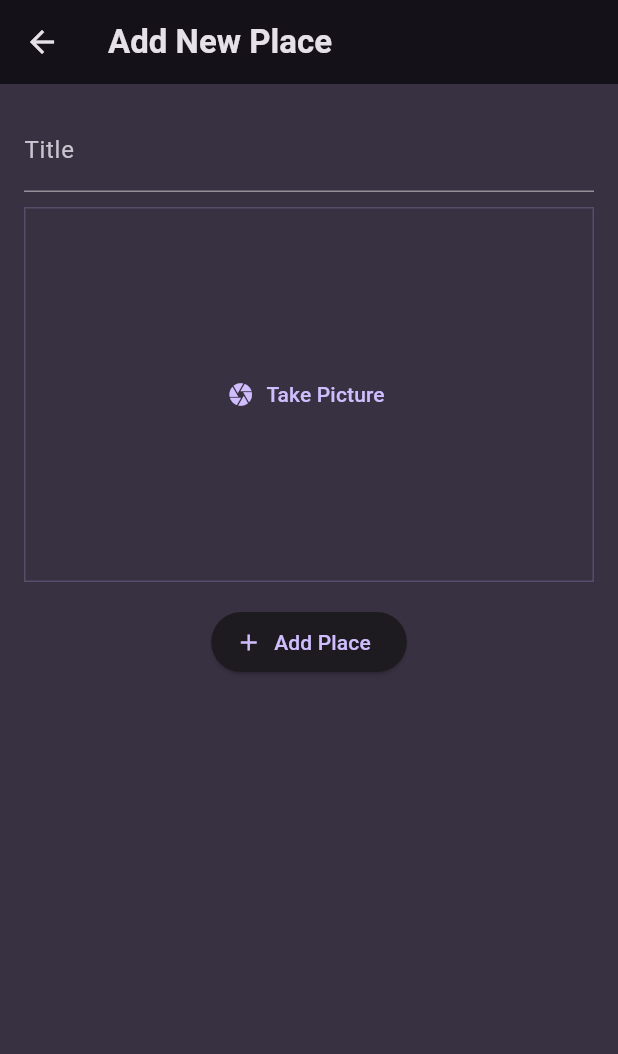
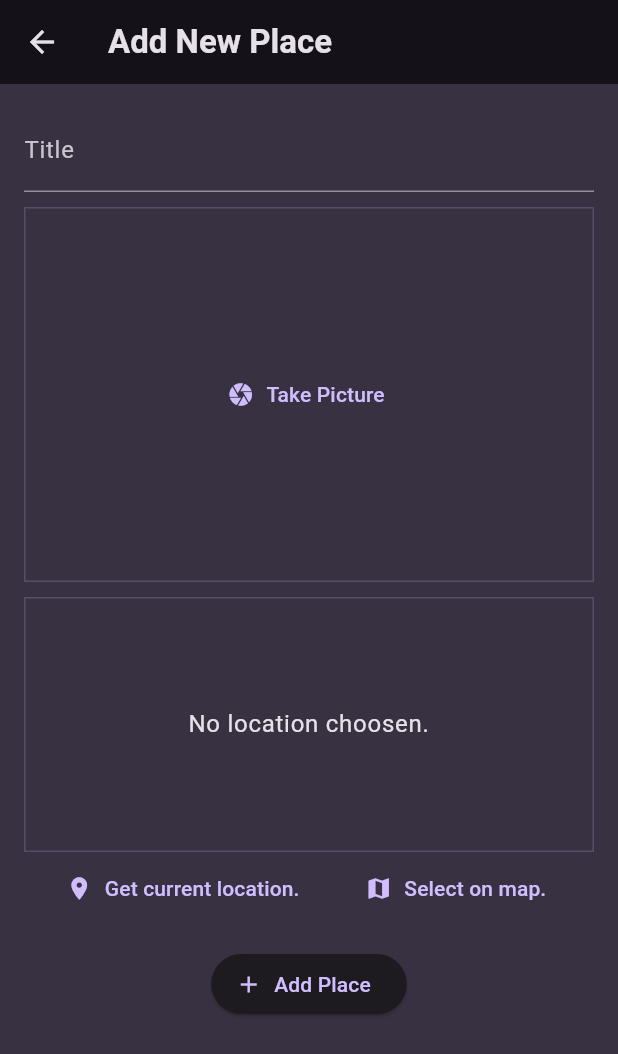
Before and after one commit to vetonmilaimi/flutter_favorite_places, a Flutter app: the AddPlaceScreen screen opened directly, on a phone screen of 412 x 824 dp. Shown: the top 1054 px of the screen. Run offline on Flutter 3.47's test engine with Material 3 defaults, Android fonts, the phone set to English and light mode, and no system bars; our stand-ins replace flutter_riverpod, google_fonts, image_picker, location.

Commit message:
Get current location and display it with google api

```diff
--- a/lib/models/place.dart
+++ b/lib/models/place.dart
@@ -3,13 +3,27 @@ import 'package:uuid/uuid.dart';
 
 const uuid = Uuid();
 
+class PlaceLocation {
+  const PlaceLocation({
+    required this.latitude,
+    required this.longitude,
+    required this.address,
+  });
+
+  final double latitude;
+  final double longitude;
+  final String address;
+}
+
 class Place {
   Place({
     required this.title,
     required this.image,
+    required this.location,
   }) : id = uuid.v4();
 
   final String id;
   final String title;
   final File image;
+  final PlaceLocation location;
 }
--- a/lib/providers/user_places.dart
+++ b/lib/providers/user_places.dart
@@ -5,8 +5,8 @@ import 'package:flutter_riverpod/flutter_riverpod.dart';
 class UserPlacesNotifier extends StateNotifier<List<Place>> {
   UserPlacesNotifier() : super(const []);
 
-  void addPlace(String title, File image) {
-    final newPlace = Place(title: title, image: image);
+  void addPlace(String title, File image, PlaceLocation location) {
+    final newPlace = Place(title: title, image: image, location: location);
 
     state = [newPlace, ...state];
   }
--- a/lib/screens/add_place.dart
+++ b/lib/screens/add_place.dart
@@ -1,4 +1,6 @@
 import 'dart:io';
+import 'package:favorite_places/models/place.dart';
+import 'package:favorite_places/screens/location_input.dart';
 import 'package:favorite_places/widgets/image_input.dart';
 import 'package:flutter/material.dart';
 
@@ -19,17 +21,20 @@ class AddPlaceScreen extends ConsumerStatefulWidget {
 class _AddPlaceScreenState extends ConsumerState<AddPlaceScreen> {
   final _titleController = TextEditingController();
   File? _selectedImage;
+  PlaceLocation? _selectedLocation;
 
   void _savePlace() {
     final enteredTitle = _titleController.text;
 
-    if (enteredTitle.isEmpty || _selectedImage == null) {
+    if (enteredTitle.isEmpty ||
+        _selectedImage == null ||
+        _selectedLocation == null) {
       return;
     }
 
     ref
         .read(userPlacesProvider.notifier)
-        .addPlace(enteredTitle, _selectedImage!);
+        .addPlace(enteredTitle, _selectedImage!, _selectedLocation!);
 
     Navigator.of(context).pop();
   }
@@ -59,17 +64,19 @@ class _AddPlaceScreenState extends ConsumerState<AddPlaceScreen> {
                 color: Theme.of(context).colorScheme.onBackground,
               ),
             ),
-            const SizedBox(
-              height: 10,
-            ),
+            const SizedBox(height: 10),
             ImageInput(
               onPickImage: (image) {
                 _selectedImage = image;
               },
             ),
-            const SizedBox(
-              height: 16,
+            const SizedBox(height: 10),
+            LocationInput(
+              onSelectLocation: (location) {
+                _selectedLocation = location;
+              },
             ),
+            const SizedBox(height: 16),
             ElevatedButton.icon(
               onPressed: _savePlace,
               icon: const Icon(Icons.add),
--- /dev/null
+++ b/lib/screens/location_input.dart
@@ -0,0 +1,143 @@
+import 'dart:convert';
+
+import 'package:favorite_places/models/place.dart';
+import 'package:flutter/material.dart';
+import 'package:http/http.dart' as http;
+import 'package:location/location.dart';
+
+class LocationInput extends StatefulWidget {
+  const LocationInput({super.key, required this.onSelectLocation});
+
+  final void Function(PlaceLocation location) onSelectLocation;
+
+  @override
+  State<StatefulWidget> createState() {
+    return _LocationInputState();
+  }
+}
+
+class _LocationInputState extends State<LocationInput> {
+  PlaceLocation? _pickedLocation;
+  var _isGettingLocation = false;
+
+  String get locationImage {
+    if (_pickedLocation == null) {
+      return '';
+    }
+    final lat = _pickedLocation!.latitude;
+    final lng = _pickedLocation!.longitude;
+
+    return 'https://maps.googleapis.com/maps/api/staticmap?center=$lat,$lng&zoom=16&size=600x300&maptype=roadmap&markers=color:red%7Clabel:A%7C$lat,$lng&key=AIzaSyA9BGaHepngv0ICaj0282jXhl60isSfhp0';
+  }
+
+  void _getCurrentLocation() async {
+    Location location = Location();
+
+    bool serviceEnabled;
+    PermissionStatus permissionGranted;
+    LocationData locationData;
+
+    serviceEnabled = await location.serviceEnabled();
+    if (!serviceEnabled) {
+      serviceEnabled = await location.requestService();
+      if (!serviceEnabled) {
+        return;
+      }
+    }
+
+    permissionGranted = await location.hasPermission();
+    if (permissionGranted == PermissionStatus.denied) {
+      permissionGranted = await location.requestPermission();
+      if (permissionGranted != PermissionStatus.granted) {
+        return;
+      }
+    }
+
+    setState(() {
+      _isGettingLocation = true;
+    });
+
+    locationData = await location.getLocation();
+    final lat = locationData.latitude;
+    final lng = locationData.longitude;
+
+    if (lat == null || lng == null) {
+      return;
+    }
+
+    final url = Uri.parse(
+        'https://maps.googleapis.com/maps/api/geocode/json?latlng=$lat,$lng&key=AIzaSyA9BGaHepngv0ICaj0282jXhl60isSfhp0');
+
+    final response = await http.get(url);
+    final resData = jsonDecode(response.body);
+    final address = resData['results'][0]['formatted_address'];
+    print(address);
+
+    setState(() {
+      _pickedLocation = PlaceLocation(
+        address: address,
+        latitude: lat,
+        longitude: lng,
+      );
+      _isGettingLocation = false;
+    });
+
+    widget.onSelectLocation(_pickedLocation!);
+  }
+
+  @override
+  Widget build(BuildContext context) {
+    Widget previewContent = Text(
+      "No location choosen.",
+      textAlign: TextAlign.center,
+      style: Theme.of(context).textTheme.bodyLarge!.copyWith(
+            color: Theme.of(context).colorScheme.onBackground,
+          ),
+    );
+
+    if (_pickedLocation != null) {
+      previewContent = Image.network(
+        locationImage,
+        fit: BoxFit.cover,
+        width: double.infinity,
+        height: double.infinity,
+      );
+    }
+
+    if (_isGettingLocation) {
+      previewContent = const CircularProgressIndicator();
+    }
+
+    return Column(
+      children: [
+        Container(
+          height: 170,
+          width: double.infinity,
+          alignment: Alignment.center,
+          decoration: BoxDecoration(
+            border: Border.all(
+              width: 1,
+              color: Theme.of(context).colorScheme.primary.withOpacity(0.2),
+            ),
+          ),
+          child: previewContent,
+        ),
+        Row(
+          mainAxisAlignment: MainAxisAlignment.spaceEvenly,
+          children: [
+            TextButton.icon(
+              onPressed: _getCurrentLocation,
+              icon: const Icon(Icons.location_on),
+              label: const Text('Get current location.'),
+            ),
+            TextButton.icon(
+              onPressed: () {},
+              icon: const Icon(Icons.map),
+              label: const Text('Select on map.'),
+            ),
+          ],
+        ),
+      ],
+    );
+  }
+}
--- a/lib/widgets/places_list.dart
+++ b/lib/widgets/places_list.dart
@@ -34,6 +34,12 @@ class PlacesList extends StatelessWidget {
                 color: Theme.of(context).colorScheme.onBackground,
               ),
         ),
+        subtitle: Text(
+          places[index].location.address,
+          style: Theme.of(context).textTheme.bodySmall!.copyWith(
+                color: Theme.of(context).colorScheme.onBackground,
+              ),
+        ),
         onTap: () {
           Navigator.of(context).push(
             MaterialPageRoute(
--- a/pubspec.yaml
+++ b/pubspec.yaml
@@ -39,6 +39,8 @@ dependencies:
   uuid: ^4.2.2
   flutter_riverpod: ^2.4.9
   image_picker: ^1.0.6
+  location: ^5.0.3
+  http: ^1.1.0
 
 dev_dependencies:
   flutter_test:
```
Also changed, not shown: lib/screens/places_detail.dart (+44 -0 lines), pubspec.lock, 3 other files.
